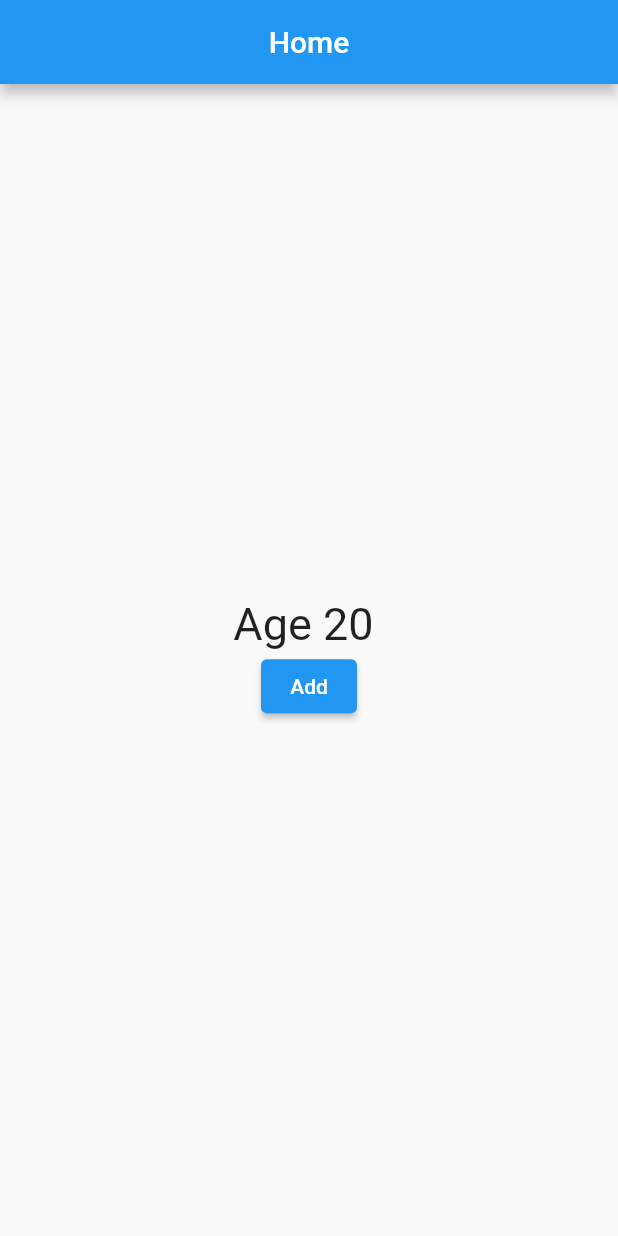
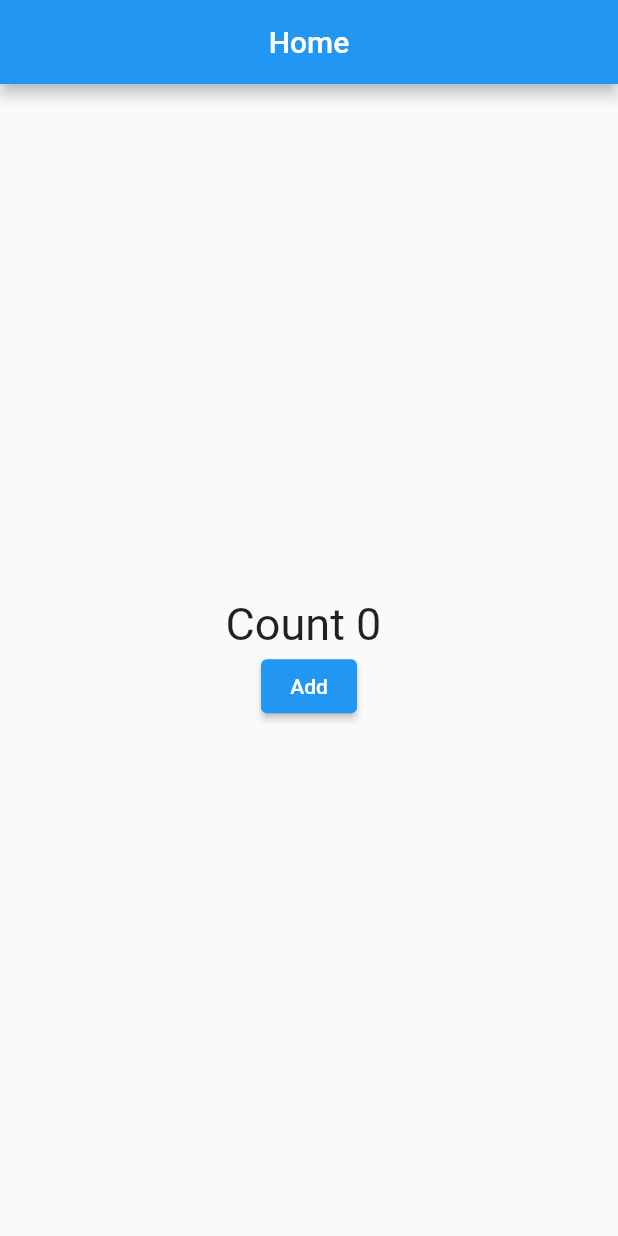
Before and after one commit to vinodmadhu97/getx-demo, a Flutter app: the screen it shows after launch, on a phone screen of 412 x 824 dp. Run offline on Flutter 3.47's test engine with Material 2 defaults, Android fonts, the phone set to English and light mode, and no system bars; our stand-ins replace get.

Commit message:
step6 - simple statemanagement

```diff
--- a/lib/home.dart
+++ b/lib/home.dart
@@ -1,9 +1,10 @@
 import 'package:flutter/material.dart';
 import 'package:get/get.dart';
-import 'package:getx_demo/student_controller.dart';
-import 'package:getx_demo/student_model.dart';
+import 'package:getx_demo/my_controller.dart';
+
 
 class HomeScreen extends StatelessWidget {
+  MyController myController = Get.put(MyController());
   HomeScreen({Key? key}) : super(key: key);
 
 
@@ -20,18 +21,19 @@ class HomeScreen extends StatelessWidget {
           children:  [
              /* Obx(()=> Text("Age ${studentController.student.value.age}",style: const TextStyle(fontSize: 30),),
               ),*/
-            GetX<StudentController>(
-                init: StudentController(),
+
+            GetBuilder<MyController>(
+                init: MyController(),
                 builder: (controller){
-                return Text("Age ${controller.student.value.age} ",style: const TextStyle(fontSize: 30),);
-            }),
+                  return Text("Count ${controller.count} ",style: const TextStyle(fontSize: 30),);
+                }
+                ),
+
+
 
             ElevatedButton(
                 onPressed: (){
-
-                  //if instance of StudentController not created at top
-                  Get.find<StudentController>().ageIncrement();
-
+                  Get.find<MyController>().countIncrement();
                 },
                 child: const Text("Add")
             )
--- /dev/null
+++ b/lib/my_controller.dart
@@ -0,0 +1,18 @@
+import 'dart:async';
+
+import 'package:get/get.dart';
+
+class MyController extends GetxController{
+
+  int count = 0;
+
+
+  void countIncrement()  {
+
+    count++;
+    update();
+
+  }
+
+
+}
--- a/lib/student_controller.dart
+++ /dev/null
@@ -1,16 +0,0 @@
-import 'package:get/get.dart';
-import 'package:getx_demo/student_model.dart';
-
-class StudentController extends GetxController{
-
-  Rx<Student> student = Student(name: "John", age: 20).obs;
-
-  void ageIncrement(){
-    student.update((student) {
-
-      student!.age++;
-
-    });
-
-  }
-}
--- a/lib/student_model.dart
+++ /dev/null
@@ -1,7 +0,0 @@
-import 'package:get/get.dart';
-class Student{
-  String name;
-  int age;
-
-  Student({required this.name, required this.age});
-}
```
